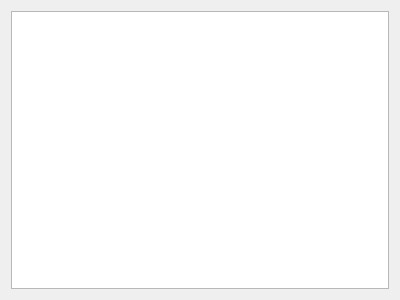
First picture: the form in abbedialog.ui, repository pmaprog/miem, before the edit.
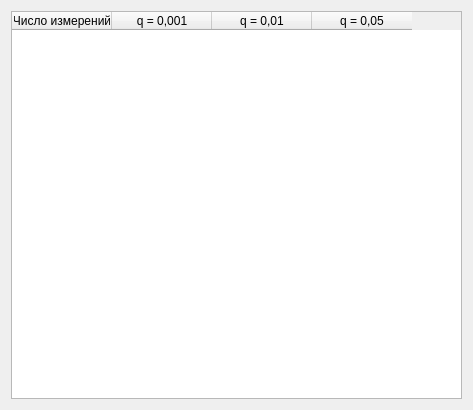
Second picture: the form after the edit.

Commit message: abbData window

```diff
--- a/abbedialog.ui
+++ b/abbedialog.ui
@@ -6,8 +6,8 @@
    <rect>
     <x>0</x>
     <y>0</y>
-    <width>400</width>
-    <height>300</height>
+    <width>473</width>
+    <height>410</height>
    </rect>
   </property>
   <property name="windowTitle">
@@ -15,7 +15,34 @@
   </property>
   <layout class="QVBoxLayout" name="verticalLayout">
    <item>
-    <widget class="QTableWidget" name="tableWidget"/>
+    <widget class="QTableWidget" name="tableWidget">
+     <property name="horizontalScrollBarPolicy">
+      <enum>Qt::ScrollBarAlwaysOff</enum>
+     </property>
+     <attribute name="horizontalHeaderMinimumSectionSize">
+      <number>60</number>
+     </attribute>
+     <column>
+      <property name="text">
+       <string>Число измерений</string>
+      </property>
+     </column>
+     <column>
+      <property name="text">
+       <string>q = 0,001</string>
+      </property>
+     </column>
+     <column>
+      <property name="text">
+       <string>q = 0,01</string>
+      </property>
+     </column>
+     <column>
+      <property name="text">
+       <string>q = 0,05</string>
+      </property>
+     </column>
+    </widget>
    </item>
   </layout>
  </widget>
```
The commit also changes 1 other file.
